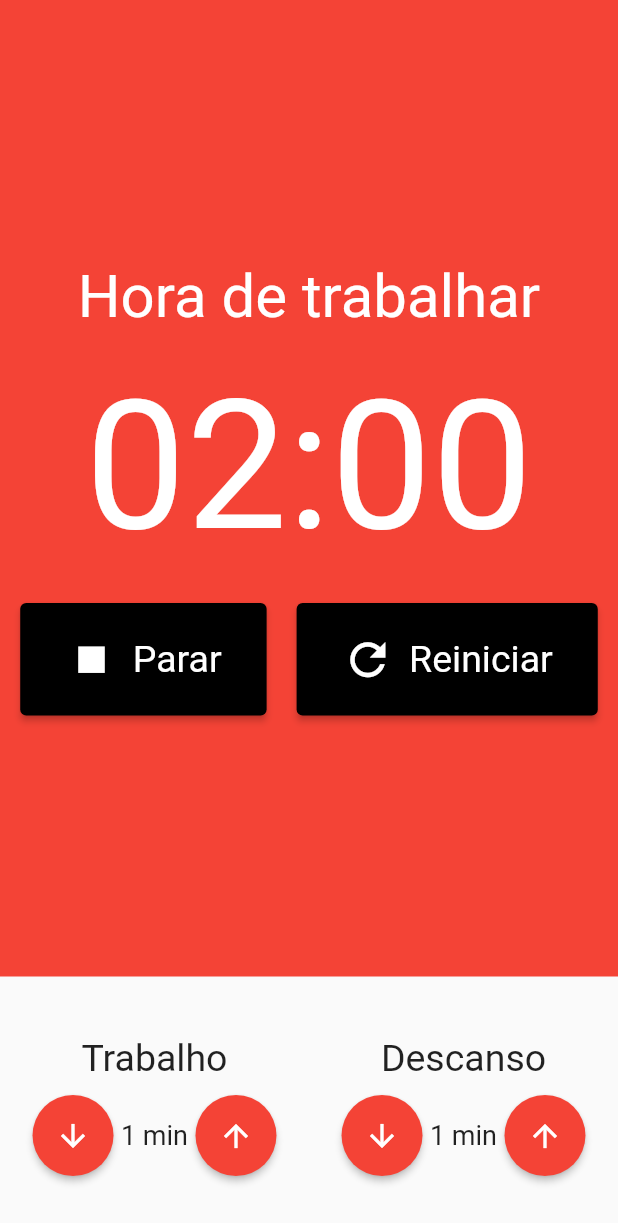
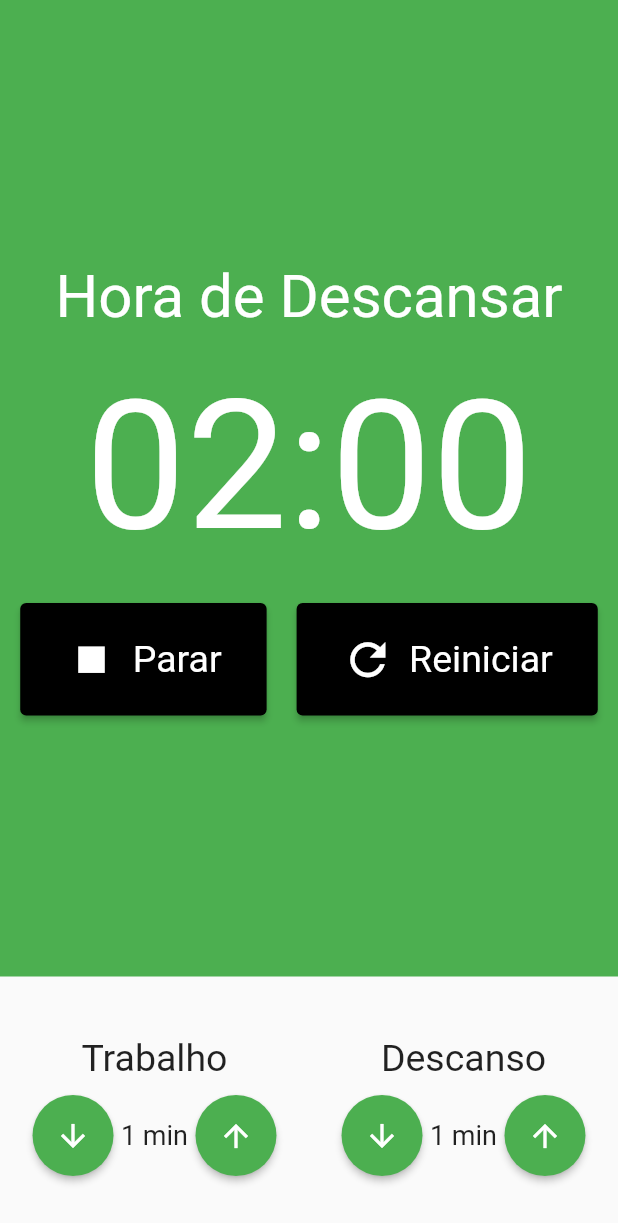
Before and after one commit to 9reis/pomodoro__flutter, a Flutter app: the screen it shows after launch, after a tap on "Iniciar", on a phone screen of 412 x 824 dp. Shown: the top 1223 px of the screen. Run offline on Flutter 3.47's test engine with Material 2 defaults, Android fonts, the light colour scheme and no system bars; our stand-ins replace flutter_mobx, mobx; generated files the repository leaves out were written again.

Commit message:
Pomodoro Store #3

```diff
--- a/lib/components/cronometro.dart
+++ b/lib/components/cronometro.dart
@@ -12,13 +12,15 @@
     final store = Provider.of<PomodoroStore>(context);
 
     return Container(
-      color: Colors.red,
+      color: store.estaTrabalhando() ? Colors.red : Colors.green,
       child: Column(
         mainAxisAlignment: MainAxisAlignment.center,
         children: [
-          const Text(
-            'Hora de trabalhar',
-            style: TextStyle(fontSize: 40, color: Colors.white),
+          Text(
+            store.estaTrabalhando()
+                ? 'Hora de Trabalhar '
+                : 'Hora de Descansar',
+            style: const TextStyle(fontSize: 40, color: Colors.white),
           ),
           const SizedBox(height: 20),
           Text(
--- a/lib/components/entradaTempo.dart
+++ b/lib/components/entradaTempo.dart
@@ -1,6 +1,8 @@
 import 'package:flutter/material.dart';
 import 'package:flutter/src/widgets/framework.dart';
 import 'package:flutter/src/widgets/placeholder.dart';
+import 'package:pomodoro__flutter/store/pomodoro.store.dart';
+import 'package:provider/provider.dart';
 
 class EntradaTempo extends StatelessWidget {
   const EntradaTempo({
@@ -18,6 +20,8 @@
 
   @override
   Widget build(BuildContext context) {
+    final store = Provider.of<PomodoroStore>(context);
+
     return Column(
       crossAxisAlignment: CrossAxisAlignment.center,
       children: [
@@ -39,7 +43,8 @@
               style: ElevatedButton.styleFrom(
                 shape: CircleBorder(),
                 padding: EdgeInsets.all(15),
-                primary: Colors.red,
+                backgroundColor:
+                    store.estaTrabalhando() ? Colors.red : Colors.green,
               ),
               onPressed: this.dec,
             ),
@@ -57,7 +62,8 @@
               style: ElevatedButton.styleFrom(
                 shape: CircleBorder(),
                 padding: EdgeInsets.all(15),
-                primary: Colors.red,
+                backgroundColor:
+                    store.estaTrabalhando() ? Colors.red : Colors.green,
               ),
               onPressed: this.inc,
             ),
--- a/lib/store/pomodoro.store.dart
+++ b/lib/store/pomodoro.store.dart
@@ -3,6 +3,8 @@
 part 'pomodoro.store.g.dart';
 
 class PomodoroStore = _PomodoroStore with _$PomodoroStore;
+
+enum TipoIntervalo { TRABALHO, DESCANSO }
 
 abstract class _PomodoroStore with Store {
   @observable
@@ -19,6 +21,9 @@
 
   @observable
   int tempoDescanso = 1;
+
+  @observable
+  TipoIntervalo tipoIntervalo = TipoIntervalo.DESCANSO;
 
   @action
   void iniciar() {
@@ -54,4 +59,12 @@
   void decrementarTempoDescanso() {
     tempoDescanso--;
   }
+
+  bool estaTrabalhando() {
+    return tipoIntervalo == TipoIntervalo.TRABALHO;
+  }
+
+  bool estaDescansando() {
+    return tipoIntervalo == TipoIntervalo.DESCANSO;
+  }
 }
```
